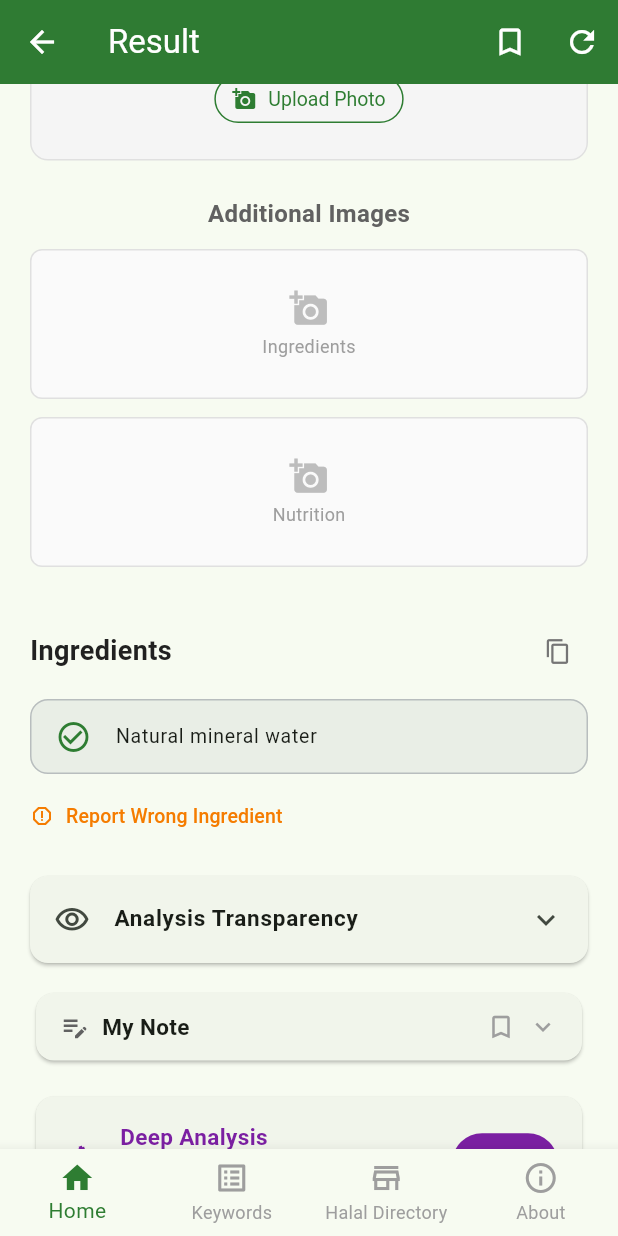
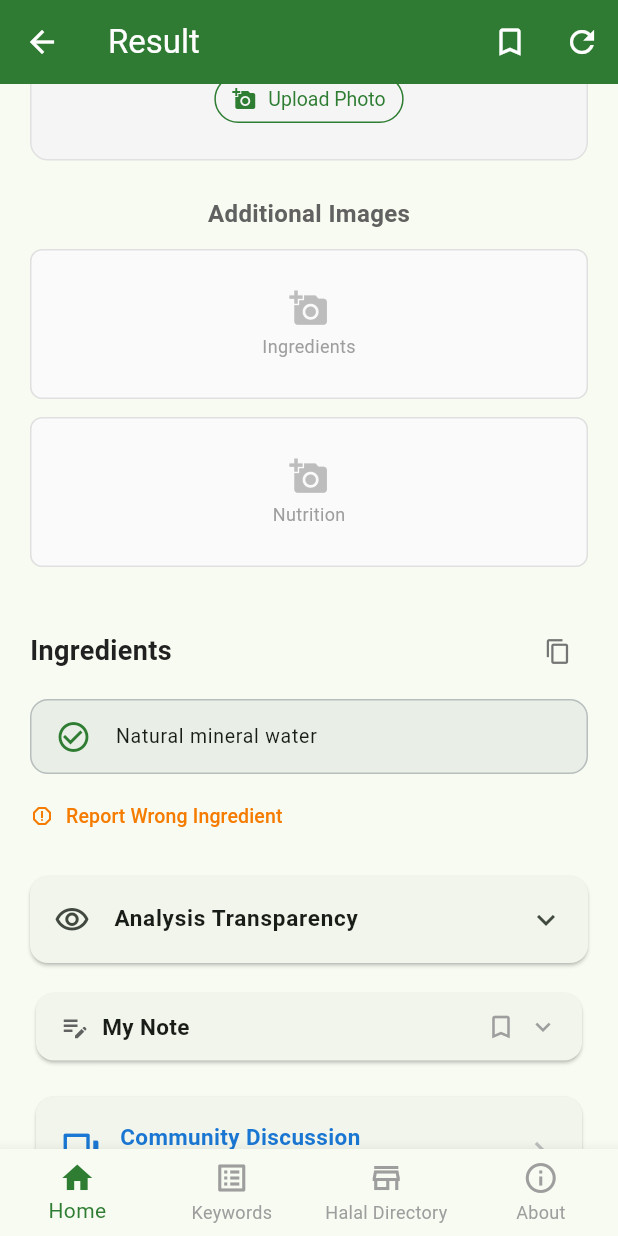
Before and after one commit to bilocan/halal_checker, a Flutter app: the ResultScreen screen opened directly, scrolled down 576 dp, on a phone screen of 412 x 824 dp. Run offline on Flutter 3.47's test engine with Material 3 defaults, Android fonts, the phone set to English and light mode, and no system bars; our stand-ins replace cached_network_image, file_picker, flutter_map, image_picker, latlong2, package_info_plus and 4 more; missing offline and left inert: google_mlkit_text_recognition, mobile_scanner; accounts and stored records are empty.

Commit message:
chore: remove deep ai analysis for now

```diff
--- a/lib/screens/result_screen.dart
+++ b/lib/screens/result_screen.dart
@@ -200,6 +200,7 @@ class _ResultScreenState extends State<ResultScreen> {
     );
   }
 
+  // ignore: unused_element
   Widget _buildAnalysisCard() {
     final analysis = _analysis;
     final statusColor = switch (analysis?.status) {
@@ -1434,8 +1435,8 @@ class _ResultScreenState extends State<ResultScreen> {
               const SizedBox(height: 16),
               _buildNoteSection(loc),
               const SizedBox(height: 16),
-              _buildAnalysisCard(),
-              const SizedBox(height: 8),
+              // _buildAnalysisCard(),
+              // const SizedBox(height: 8),
               _buildCommunityCard(),
               const SizedBox(height: 16),
               Align(
```
